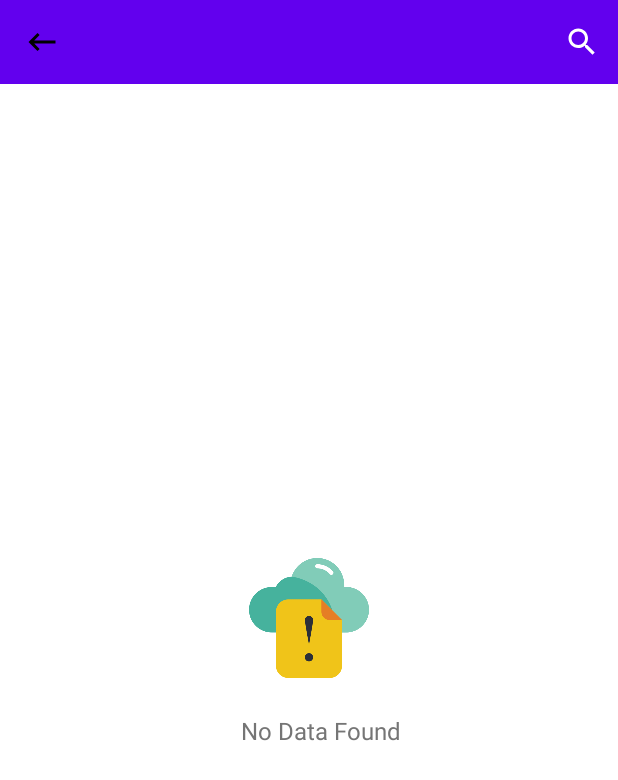
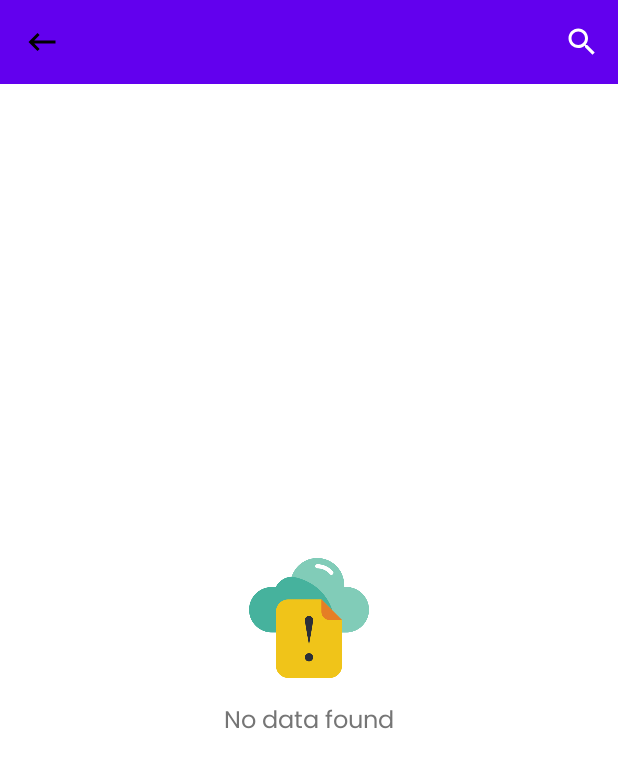
Before and after one commit to jiban95/Newsapp, an Android app: the fragment NewsBookmarkListFragment placed in its activity, item 2 of the bottom bar chosen, on a phone screen of 412 x 824 dp. Shown: the top 780 px of the screen. Run offline under Robolectric (Android 15) with nearby library versions, the phone set to English and light mode, and no system bars; our stand-ins replace Dagger/Hilt's generated code.

Commit message:
Initial Commit

```diff
--- a/app/src/main/java/com/example/newsapp/MainActivity.kt
+++ b/app/src/main/java/com/example/newsapp/MainActivity.kt
@@ -2,7 +2,11 @@ package com.example.newsapp
 
 import android.content.Intent
 import android.os.Bundle
+import android.view.Menu
+import android.view.MenuInflater
+import android.view.MenuItem
 import androidx.appcompat.app.AppCompatActivity
+import androidx.core.view.MenuProvider
 import androidx.fragment.app.Fragment
 import com.example.newsapp.databinding.ActivityMainBinding
 import com.example.newsapp.presentation.news_bookmark.NewsBookmarkListFragment
--- a/app/src/main/java/com/example/newsapp/data/model/dao/NewsDao.kt
+++ b/app/src/main/java/com/example/newsapp/data/model/dao/NewsDao.kt
@@ -17,6 +17,9 @@ interface NewsDao {
     @Query("DELETE FROM newData")
     fun deleteAllNews()
 
+    @Query("SELECT COUNT(*) FROM newData WHERE id=:ids")
+    fun getNewsBookMarkCount(ids: Int?): Int
+
     @Query("SELECT * FROM newData")
     fun getNewsBookMark(): List<NewsBookMark>
 
--- a/app/src/main/java/com/example/newsapp/data/remote/NewsApiInterface.kt
+++ b/app/src/main/java/com/example/newsapp/data/remote/NewsApiInterface.kt
@@ -20,5 +20,4 @@ interface NewsApiInterface {
     @GET("top-headlines")
     suspend fun getSearchDataList(@Query("q")q: String,@Query("apiKey")apiKey:String): NewsListDTO
 
-
 }
--- a/app/src/main/java/com/example/newsapp/domain/repository/NewsDataRepository.kt
+++ b/app/src/main/java/com/example/newsapp/domain/repository/NewsDataRepository.kt
@@ -10,8 +10,8 @@ class NewsDataRepository @Inject constructor(private val newsDao: NewsDao) {
         newsDao.insert(newsBookMark)
     }
 
-    fun deleteNewsBookMark() {
-        newsDao.deleteAllNews()
+    fun getNewsBookMarkCount(ids: Int?): Int {
+        return newsDao.getNewsBookMarkCount(ids)
     }
 
     fun getNewsBookMark(): List<NewsBookMark> {
--- a/app/src/main/java/com/example/newsapp/domain/use_case/NewsDbUseCase.kt
+++ b/app/src/main/java/com/example/newsapp/domain/use_case/NewsDbUseCase.kt
@@ -13,12 +13,11 @@ class NewsDbUseCase @Inject constructor(private val newsDatabaseRepo: NewsDataRe
         newsDatabaseRepo.insertNewsData(newsBookMark)
     }
 
-    fun deleteNewsBookMark() {
-        newsDatabaseRepo.deleteNewsBookMark()
+    fun getNewsBookMarkCount(ids: Int?): Int {
+        return newsDatabaseRepo.getNewsBookMarkCount(ids)
     }
 
     fun getNewsBookMark(): List<NewsBookMark> {
         return newsDatabaseRepo.getNewsBookMark()
     }
-
 }
--- a/app/src/main/java/com/example/newsapp/presentation/news_bookmark/NewsBookmarkListFragment.kt
+++ b/app/src/main/java/com/example/newsapp/presentation/news_bookmark/NewsBookmarkListFragment.kt
@@ -1,29 +1,28 @@
 package com.example.newsapp.presentation.news_bookmark
 
+import android.content.Intent
 import android.os.Bundle
-import android.view.*
+import android.view.LayoutInflater
+import android.view.View
+import android.view.ViewGroup
 import androidx.appcompat.app.AppCompatActivity
-import androidx.appcompat.widget.SearchView
-import androidx.core.view.MenuHost
-import androidx.core.view.MenuProvider
 import androidx.fragment.app.Fragment
 import androidx.fragment.app.viewModels
-import androidx.lifecycle.Lifecycle
 import androidx.lifecycle.coroutineScope
 import androidx.recyclerview.widget.GridLayoutManager
-import com.example.newsapp.R
 import com.example.newsapp.databinding.FragmentNewsbookmarkListBinding
+import com.example.newsapp.domain.model.News
 import com.example.newsapp.presentation.news_db_operation.NewsDatabaseViewModel
+import com.example.newsapp.presentation.news_details.DetailsActivity
 import dagger.hilt.android.AndroidEntryPoint
 
 /**
  * Fragment class to show news bookmark from room database
  */
 @AndroidEntryPoint
-class NewsBookmarkListFragment : Fragment() {
+class NewsBookmarkListFragment : Fragment(), NewsBookmarkAdapter.NewsClickListener {
     private val newsDatabaseViewModel: NewsDatabaseViewModel by viewModels()
     private var _binding: FragmentNewsbookmarkListBinding? = null
-    lateinit var searchView: SearchView
 
     override fun onCreateView(
         inflater: LayoutInflater,
@@ -39,37 +38,28 @@ class NewsBookmarkListFragment : Fragment() {
         (activity as AppCompatActivity).setSupportActionBar(_binding!!.toolbar)
         (activity as AppCompatActivity).supportActionBar?.setDisplayShowTitleEnabled(false)
 
-        val menuHost: MenuHost = requireActivity()
+
         _binding!!.newsRecycler.layoutManager = GridLayoutManager(context, 2)
 
         lifecycle.coroutineScope.launchWhenCreated {
 
-            val newsBookmarkData = newsDatabaseViewModel.getNewsBookMark() // method to get news bookmark from NewsDatabaseViewModel
+            val newsBookmarkData =
+                newsDatabaseViewModel.getNewsBookMark() // method to get news bookmark from NewsDatabaseViewModel
             if (newsBookmarkData.isNotEmpty()) {
-                val newsBookmarkAdapter = NewsBookmarkAdapter(newsBookmarkData)
+                val newsBookmarkAdapter =
+                    NewsBookmarkAdapter(newsBookmarkData, this@NewsBookmarkListFragment)
                 _binding!!.newsRecycler.adapter = newsBookmarkAdapter
             } else {
                 _binding!!.imgNoRecord.visibility = View.VISIBLE
                 _binding!!.tvNoDataFound.visibility = View.VISIBLE
             }
         }
-        menuHost.addMenuProvider(object : MenuProvider {
-            override fun onCreateMenu(menu: Menu, menuInflater: MenuInflater) {
-                // Add menu items here
-                menuInflater.inflate(R.menu.search_menu, menu)
-                val searchItem = menu.findItem(R.id.search)
-                searchView = searchItem.actionView as SearchView
-            }
+    }
 
-            override fun onMenuItemSelected(menuItem: MenuItem): Boolean {
-                // Handle the menu selection
-                return when (menuItem.itemId) {
-                    R.id.search -> {
-                        true
-                    }
-                    else -> false
-                }
-            }
-        }, viewLifecycleOwner, Lifecycle.State.RESUMED)
+    override fun onNewsItemClick(id: Int, data: News) {
+        startActivity(
+            Intent(activity, DetailsActivity::class.java).putExtra("id", id)
+                .putExtra("news", data)
+        )
     }
 }
--- a/app/src/main/res/layout/activity_news_search.xml
+++ b/app/src/main/res/layout/activity_news_search.xml
@@ -39,11 +39,11 @@
         android:id="@+id/tvNoDataFound"
         android:layout_width="wrap_content"
         android:layout_height="wrap_content"
-        android:layout_marginStart="16dp"
-        android:layout_marginTop="24dp"
+        android:layout_marginTop="16dp"
         android:text="@string/no_data_found"
         android:textColor="#757575"
         android:textSize="16sp"
+        app:fontFamily="@font/poppins_regular"
         app:layout_constraintEnd_toEndOf="parent"
         app:layout_constraintStart_toStartOf="parent"
         app:layout_constraintTop_toBottomOf="@+id/imgNoRecord" />
--- a/app/src/main/res/values/colors.xml
+++ b/app/src/main/res/values/colors.xml
@@ -3,7 +3,7 @@
     <color name="purple_200">#FFBB86FC</color>
     <color name="purple_500">#FF6200EE</color>
     <color name="purple_700">#FF3700B3</color>
-    <color name="teal_200">#FF03DAC5</color>
+    <color name="teal_200">@color/purple_500</color>
     <color name="teal_700">#FF018786</color>
     <color name="black">#FF000000</color>
     <color name="white">#FFFFFFFF</color>
--- a/app/src/main/res/values/strings.xml
+++ b/app/src/main/res/values/strings.xml
@@ -8,11 +8,12 @@
     <string name="weather">Weather</string>
     <string name="events">Events</string>
     <string name="news">News</string>
-    <string name="no_data_found">No Data Found</string>
+    <string name="no_data_found">No data found</string>
     <string name="search_hint">Type here</string>
     <string name="bookmark">Bookmark</string>
     <string name="search">Search</string>
     <string name="loading">Loading...</string>
     <string name="travel">Travel</string>
     <string name="destination_egypt">Destination Egypt</string>
+    <string name="home">Home</string>
 </resources>
```
Also changed, not shown: app/src/main/java/com/example/newsapp/presentation/news_bookmark/NewsBookmarkAdapter.kt (+15 -1 lines), app/src/main/java/com/example/newsapp/presentation/news_db_operation/NewsDatabaseViewModel.kt (+3 -5 lines), app/src/main/java/com/example/newsapp/presentation/news_details/DetailsActivity.kt (+6 -1 lines), app/src/main/res/menu/dash_menu.xml (+3 -7 lines), app/src/main/res/drawable/user.png (deleted).
